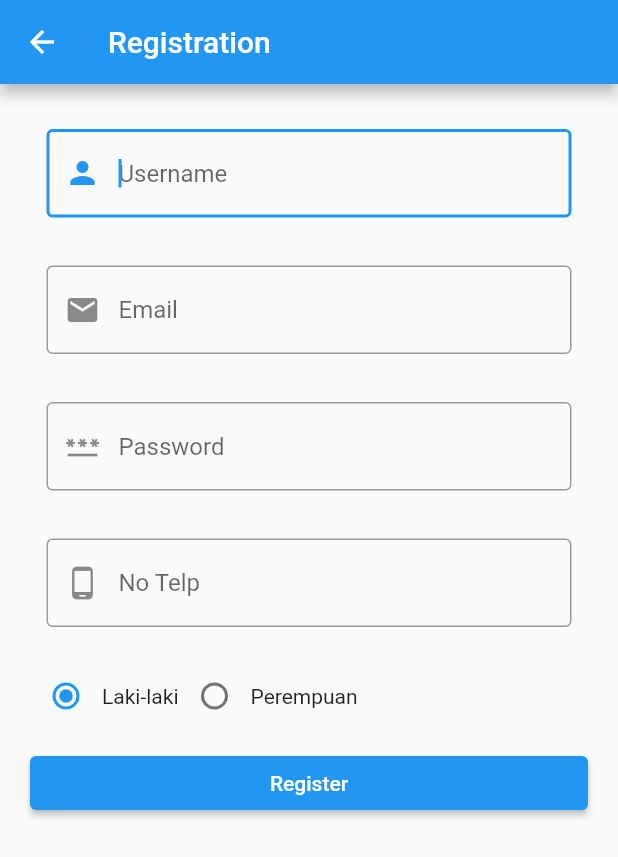
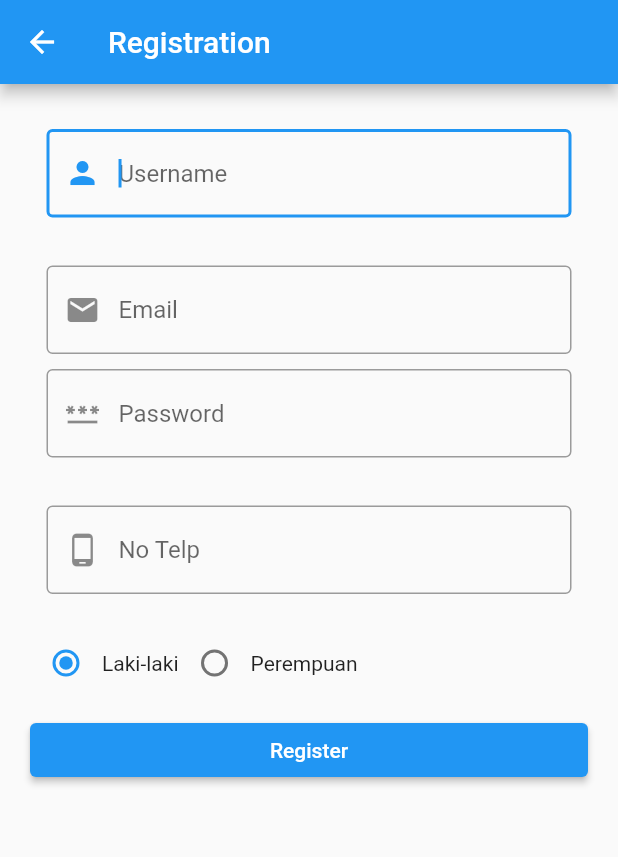
Before and after one commit to fidelcavell/hotel_pbp, a Flutter app: the RegisterView screen opened directly, on a phone screen of 412 x 824 dp. Shown: the top 857 px of the screen. Run offline on Flutter 3.47's test engine with Material 2 defaults, Android fonts, the phone set to English and light mode, and no system bars; our stand-ins replace sqflite; accounts and stored records are empty.

Commit message:
fix sketchy ass err

```diff
--- a/lib/database/sql_user_controller.dart
+++ b/lib/database/sql_user_controller.dart
@@ -32,10 +32,10 @@ class SQLUserController {
   }
 
   // Read or display user (one) by email :
-  static Future<User> getUserByEmail(String email) async {
+  static Future<Object> getUserByEmail(String email) async {
     final db = await SQLHelper.db();
     final data = await db.query('user', where: "email = ?", whereArgs: [email]);
-    return User.fromMap(data.first);
+    return data.isNotEmpty ? User.fromMap(data.first) : Null;
   }
 
   // Update user :
--- a/lib/register_view.dart
+++ b/lib/register_view.dart
@@ -2,6 +2,7 @@ import 'package:flutter/material.dart';
 
 import 'package:hotel_pbp/components/form_component.dart';
 import 'package:hotel_pbp/login_view.dart';
+import 'package:hotel_pbp/models/user_model.dart';
 import 'package:hotel_pbp/repos/user_repo.dart';
 
 class RegisterView extends StatefulWidget {
@@ -52,31 +53,34 @@ class _RegisterViewState extends State<RegisterView> {
                       hintTxt: "Username",
                       helperTxt: "",
                       iconData: Icons.person),
-                  inputForm(
-                    ((p0) {
-                      if (p0 == null || p0.isEmpty) {
+                  Padding(
+                      padding: const EdgeInsets.only(top: 10),
+                      child: SizedBox(
+                          width: 350,
+                          child: TextFormField(
+                            onChanged: (p0) async {
+                              final user = await UserRepo.getUserByEmail(p0);
+                              _isEmailAvailable = user is User ? false : true;
+                            },
+                            validator: (value) {
+                              if (value == null || value.isEmpty) {
                                 return 'Email Tidak Boleh Kosong';
                               }
-                      if (!p0.contains('@')) {
+                              if (!value.contains('@')) {
                                 return 'Email harus menggunakan @';
                               }
                               if (!_isEmailAvailable) {
                                 return 'Email sudah digunakan!!!!!';
                               }
                               return null;
-                    }),
+                            },
                             controller: emailController,
-                    hintTxt: "Email",
-                    helperTxt: "",
-                    iconData: Icons.email,
-                    onChanged: (p0) {
-                      UserRepo.getUserByEmail(p0).then((value) {
-                        setState(() {
-                          _isEmailAvailable = value.email == p0 ? false : true;
-                        });
-                      });
-                    },
+                            decoration: const InputDecoration(
+                              hintText: "Email",
+                              border: OutlineInputBorder(),
+                              prefixIcon: Icon(Icons.email),
                             ),
+                          ))),
                   inputForm(((p0) {
                     if (p0 == null || p0.isEmpty) {
                       return 'Password tidak boleh kosong';
--- a/lib/repos/user_repo.dart
+++ b/lib/repos/user_repo.dart
@@ -24,7 +24,7 @@ class UserRepo {
   }
 
   // get user by email
-  static Future<User> getUserByEmail(String email) async {
+  static Future<Object> getUserByEmail(String email) async {
     return await SQLUserController.getUserByEmail(email);
   }
 
```
Lines whose indentation alone changed are shown as unchanged.
